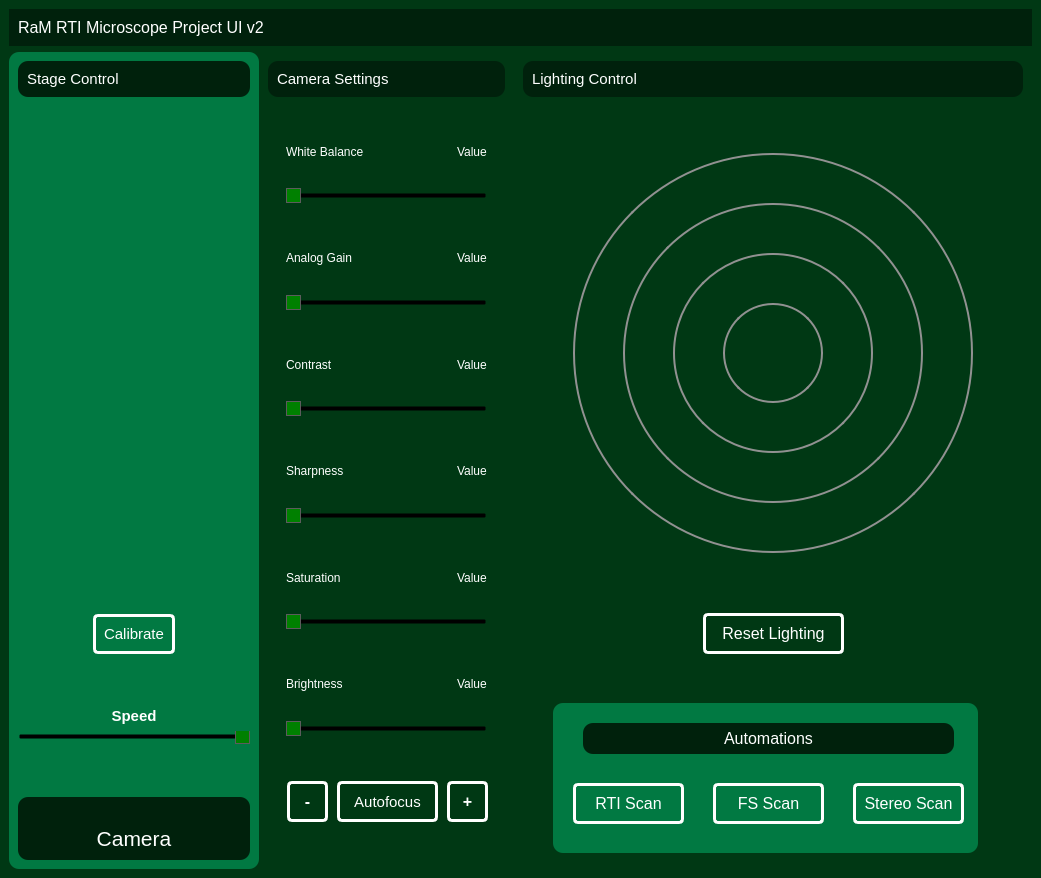
Old version of the form src/UI_v2.ui in the repository RaM-Microscope-Project/MicroscopyProject.
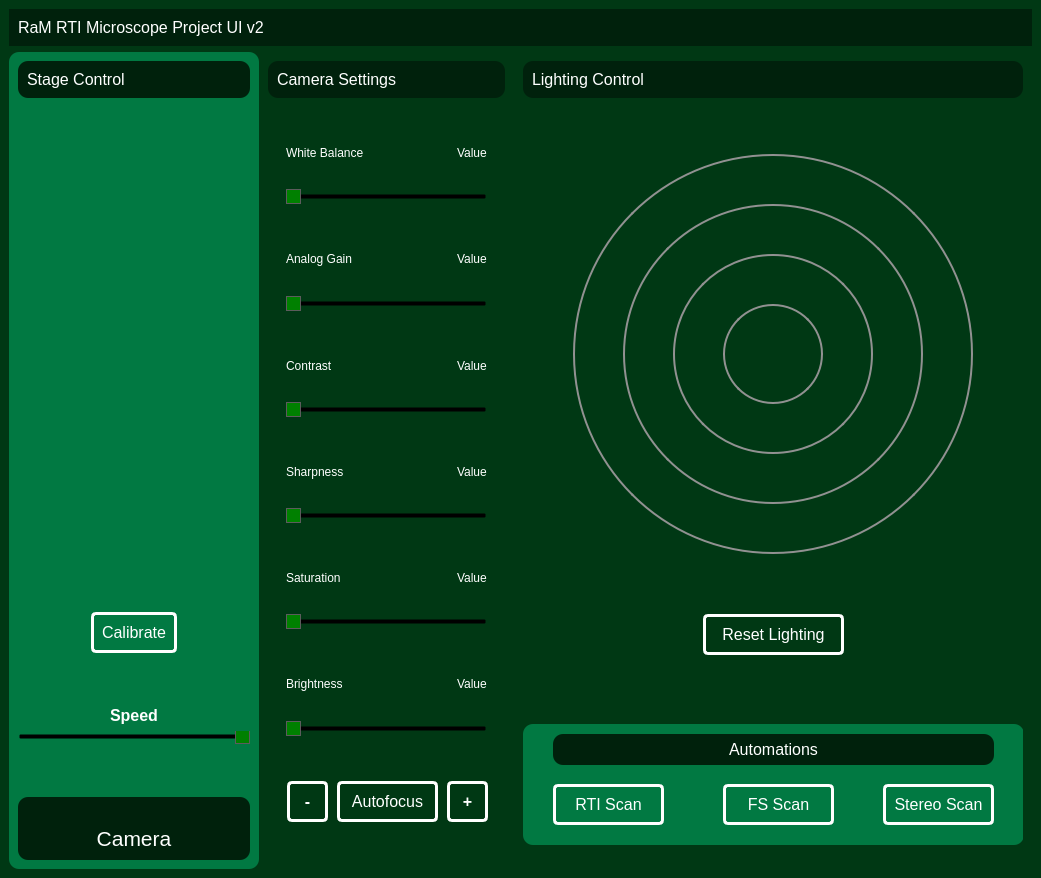
New version of the form. Icons and pictures are not drawn.

```diff
--- a/src/UI_v2.ui
+++ b/src/UI_v2.ui
@@ -249,6 +249,11 @@
              </property>
              <item>
               <widget class="QFrame" name="frame_11">
+               <property name="font">
+                <font>
+                 <pointsize>12</pointsize>
+                </font>
+               </property>
                <property name="frameShape">
                 <enum>QFrame::StyledPanel</enum>
                </property>
@@ -260,7 +265,7 @@
                  <widget class="QLabel" name="label_2">
                   <property name="font">
                    <font>
-                    <pointsize>11</pointsize>
+                    <pointsize>12</pointsize>
                    </font>
                   </property>
                   <property name="text">
@@ -352,7 +357,7 @@
                   </property>
                   <property name="font">
                    <font>
-                    <pointsize>11</pointsize>
+                    <pointsize>12</pointsize>
                     <weight>50</weight>
                     <bold>false</bold>
                    </font>
@@ -421,7 +426,7 @@
               <widget class="QLabel" name="label">
                <property name="font">
                 <font>
-                 <pointsize>11</pointsize>
+                 <pointsize>12</pointsize>
                  <weight>75</weight>
                  <bold>true</bold>
                 </font>
@@ -570,7 +575,7 @@
                  <widget class="QLabel" name="label_3">
                   <property name="font">
                    <font>
-                    <pointsize>11</pointsize>
+                    <pointsize>12</pointsize>
                    </font>
                   </property>
                   <property name="text">
@@ -987,7 +992,7 @@
                    </property>
                    <property name="font">
                     <font>
-                     <pointsize>11</pointsize>
+                     <pointsize>12</pointsize>
                     </font>
                    </property>
                    <property name="styleSheet">
@@ -1097,7 +1102,7 @@
                  <widget class="QLabel" name="label_4">
                   <property name="font">
                    <font>
-                    <pointsize>11</pointsize>
+                    <pointsize>12</pointsize>
                    </font>
                   </property>
                   <property name="text">
@@ -1622,10 +1627,10 @@
                <widget class="QFrame" name="scanFrame">
                 <property name="geometry">
                  <rect>
-                  <x>30</x>
-                  <y>600</y>
-                  <width>425</width>
-                  <height>150</height>
+                  <x>0</x>
+                  <y>620</y>
+                  <width>501</width>
+                  <height>121</height>
                  </rect>
                 </property>
                 <property name="sizePolicy">
@@ -1825,8 +1830,8 @@
                 <widget class="QPushButton" name="scan_rti">
                  <property name="geometry">
                   <rect>
-                   <x>20</x>
-                   <y>80</y>
+                   <x>30</x>
+                   <y>60</y>
                    <width>111</width>
                    <height>41</height>
                   </rect>
@@ -1864,8 +1869,8 @@
                 <widget class="QPushButton" name="scan_fs">
                  <property name="geometry">
                   <rect>
-                   <x>160</x>
-                   <y>80</y>
+                   <x>200</x>
+                   <y>60</y>
                    <width>111</width>
                    <height>41</height>
                   </rect>
@@ -1903,8 +1908,8 @@
                 <widget class="QPushButton" name="scan_sp">
                  <property name="geometry">
                   <rect>
-                   <x>300</x>
-                   <y>80</y>
+                   <x>360</x>
+                   <y>60</y>
                    <width>111</width>
                    <height>41</height>
                   </rect>
@@ -1943,8 +1948,8 @@
                  <property name="geometry">
                   <rect>
                    <x>30</x>
-                   <y>20</y>
-                   <width>371</width>
+                   <y>10</y>
+                   <width>441</width>
                    <height>31</height>
                   </rect>
                  </property>
```
